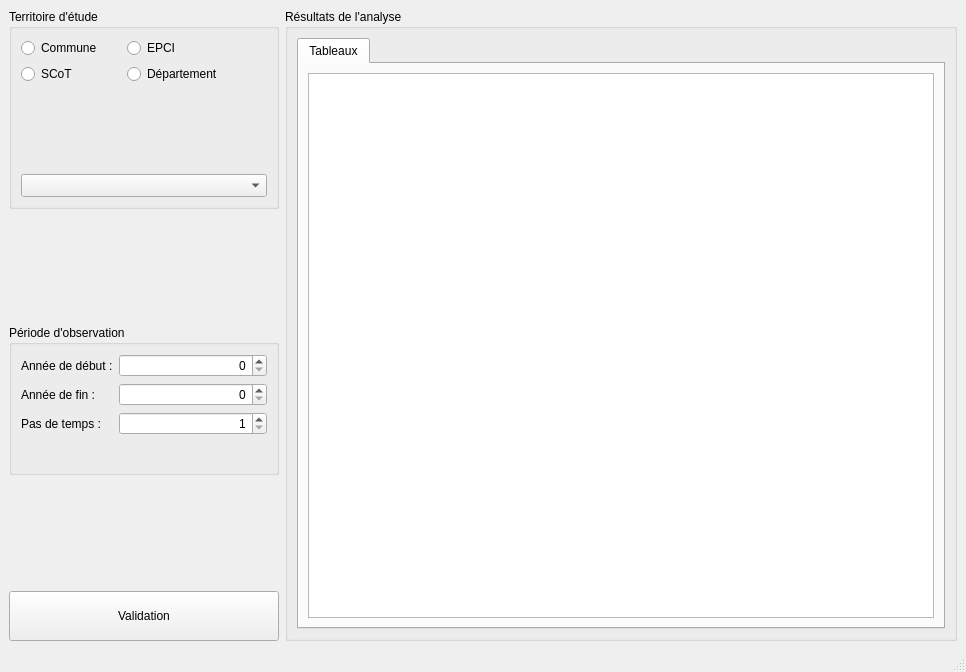
Above: fenetre_principale.ui from dasycarpum/pro_DDT_Observatoire_foncier before the change. Below: the same form after it.
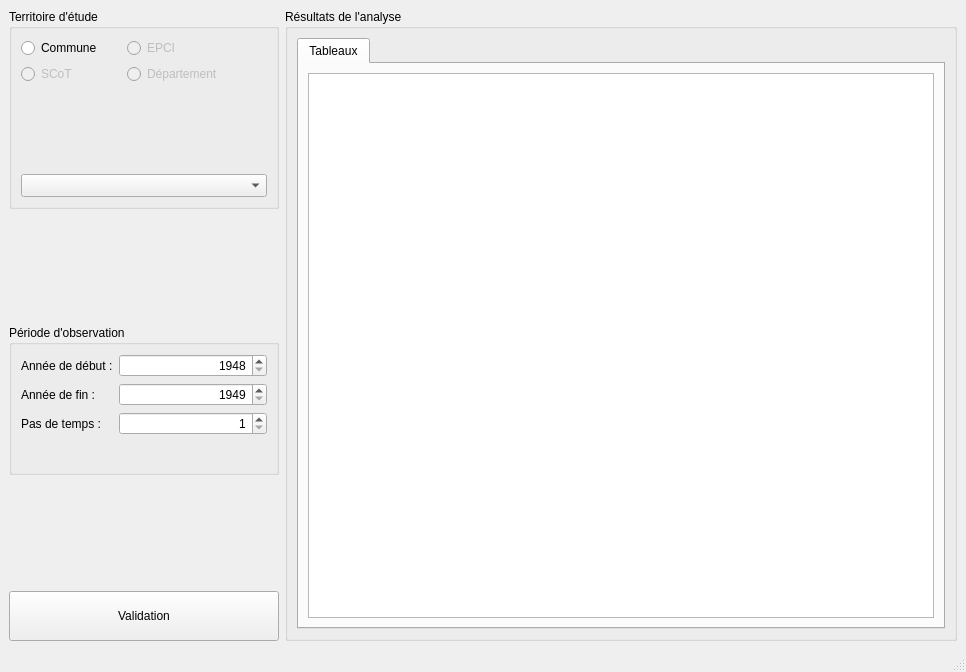
That is the form after the change.

```diff
--- a/fenetre_principale.ui
+++ b/fenetre_principale.ui
@@ -104,6 +104,9 @@
            <property name="alignment">
             <set>Qt::AlignRight|Qt::AlignTrailing|Qt::AlignVCenter</set>
            </property>
+           <property name="minimum">
+            <number>1948</number>
+           </property>
            <property name="maximum">
             <number>2100</number>
            </property>
@@ -124,6 +127,9 @@
            <property name="alignment">
             <set>Qt::AlignRight|Qt::AlignTrailing|Qt::AlignVCenter</set>
            </property>
+           <property name="minimum">
+            <number>1949</number>
+           </property>
            <property name="maximum">
             <number>2100</number>
            </property>
@@ -196,6 +202,9 @@
          </item>
          <item row="0" column="1">
           <widget class="QRadioButton" name="radioButton_epci">
+           <property name="enabled">
+            <bool>false</bool>
+           </property>
            <property name="font">
             <font>
              <pointsize>9</pointsize>
@@ -211,6 +220,9 @@
          </item>
          <item row="1" column="0">
           <widget class="QRadioButton" name="radioButton_scot">
+           <property name="enabled">
+            <bool>false</bool>
+           </property>
            <property name="font">
             <font>
              <pointsize>9</pointsize>
@@ -226,6 +238,9 @@
          </item>
          <item row="1" column="1">
           <widget class="QRadioButton" name="radioButton_departement">
+           <property name="enabled">
+            <bool>false</bool>
+           </property>
            <property name="font">
             <font>
              <pointsize>9</pointsize>
```
